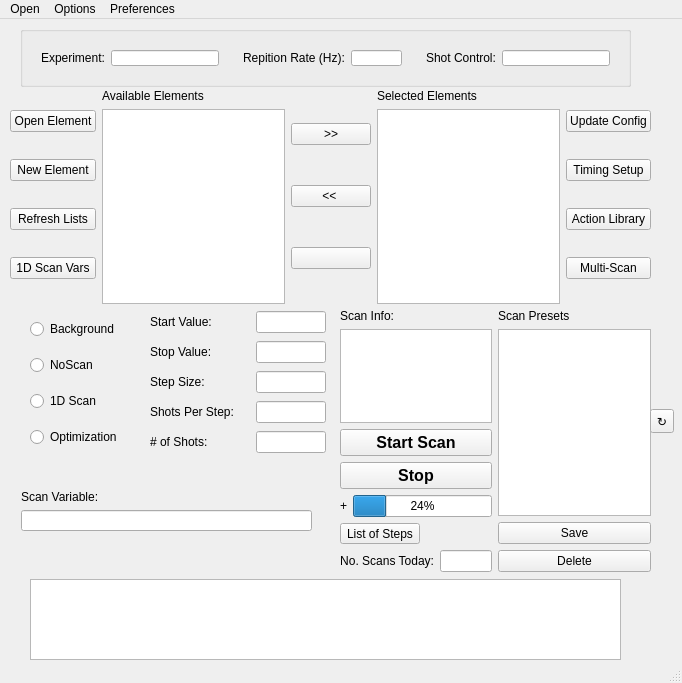
Qt form GEECS-Scanner-GUI/geecs_scanner/app/gui/GEECSScanner.ui (GEECS-BELLA/GEECS-Plugins) before a commit.
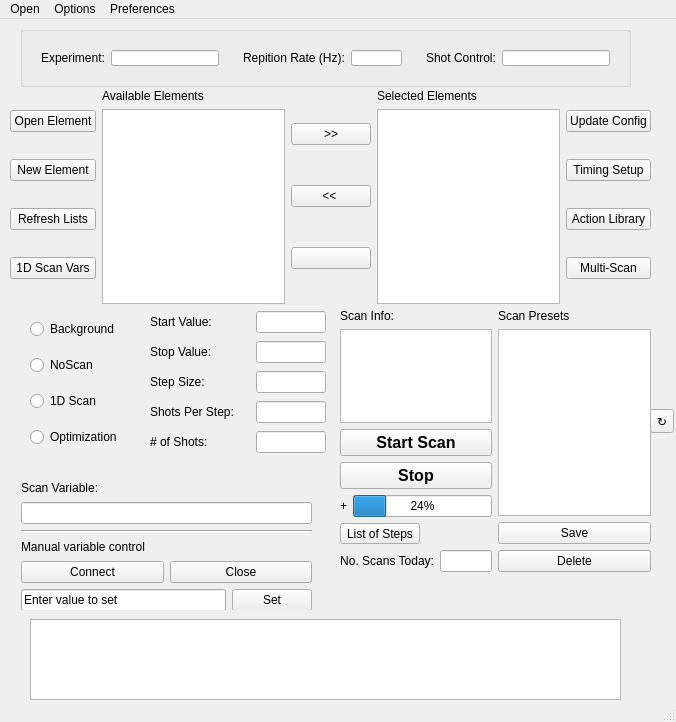
The same form after that commit. The open tabs and pages were chosen to show the change.

Patch:
```diff
--- a/GEECS-Scanner-GUI/geecs_scanner/app/gui/GEECSScanner.ui
+++ b/GEECS-Scanner-GUI/geecs_scanner/app/gui/GEECSScanner.ui
@@ -6,8 +6,8 @@
    <rect>
     <x>0</x>
     <y>0</y>
-    <width>682</width>
-    <height>683</height>
+    <width>676</width>
+    <height>722</height>
    </rect>
   </property>
   <property name="windowTitle">
@@ -18,7 +18,7 @@
     <property name="geometry">
      <rect>
       <x>30</x>
-      <y>560</y>
+      <y>600</y>
       <width>591</width>
       <height>81</height>
      </rect>
@@ -594,9 +594,9 @@
     <property name="geometry">
      <rect>
       <x>10</x>
-      <y>460</y>
+      <y>450</y>
       <width>311</width>
-      <height>61</height>
+      <height>141</height>
      </rect>
     </property>
     <property name="currentIndex">
@@ -610,7 +610,7 @@
         <x>11</x>
         <y>11</y>
         <width>291</width>
-        <height>41</height>
+        <height>131</height>
        </rect>
       </property>
       <layout class="QVBoxLayout" name="verticalLayout_12">
@@ -624,6 +624,56 @@
        <item>
         <widget class="QLineEdit" name="lineScanVariable"/>
        </item>
+       <item>
+        <widget class="Line" name="line">
+         <property name="orientation">
+          <enum>Qt::Horizontal</enum>
+         </property>
+        </widget>
+       </item>
+       <item>
+        <widget class="QLabel" name="label_7">
+         <property name="text">
+          <string>Manual variable control</string>
+         </property>
+        </widget>
+       </item>
+       <item>
+        <layout class="QHBoxLayout" name="horizontalLayout_13">
+         <item>
+          <widget class="QPushButton" name="buttonConnectScanVariable">
+           <property name="text">
+            <string>Connect</string>
+           </property>
+          </widget>
+         </item>
+         <item>
+          <widget class="QPushButton" name="buttonCloseScanDevice">
+           <property name="text">
+            <string>Close</string>
+           </property>
+          </widget>
+         </item>
+        </layout>
+       </item>
+       <item>
+        <layout class="QHBoxLayout" name="horizontalLayout_14">
+         <item>
+          <widget class="QLineEdit" name="lineSetVariableValue">
+           <property name="text">
+            <string>Enter value to set </string>
+           </property>
+          </widget>
+         </item>
+         <item>
+          <widget class="QPushButton" name="pushButton">
+           <property name="text">
+            <string>Set</string>
+           </property>
+          </widget>
+         </item>
+        </layout>
+       </item>
       </layout>
      </widget>
     </widget>
@@ -677,7 +727,7 @@
     <rect>
      <x>0</x>
      <y>0</y>
-     <width>682</width>
+     <width>676</width>
      <height>21</height>
     </rect>
    </property>
```
Left out of the diff: 2 changed lines with no effect on the pictures.
